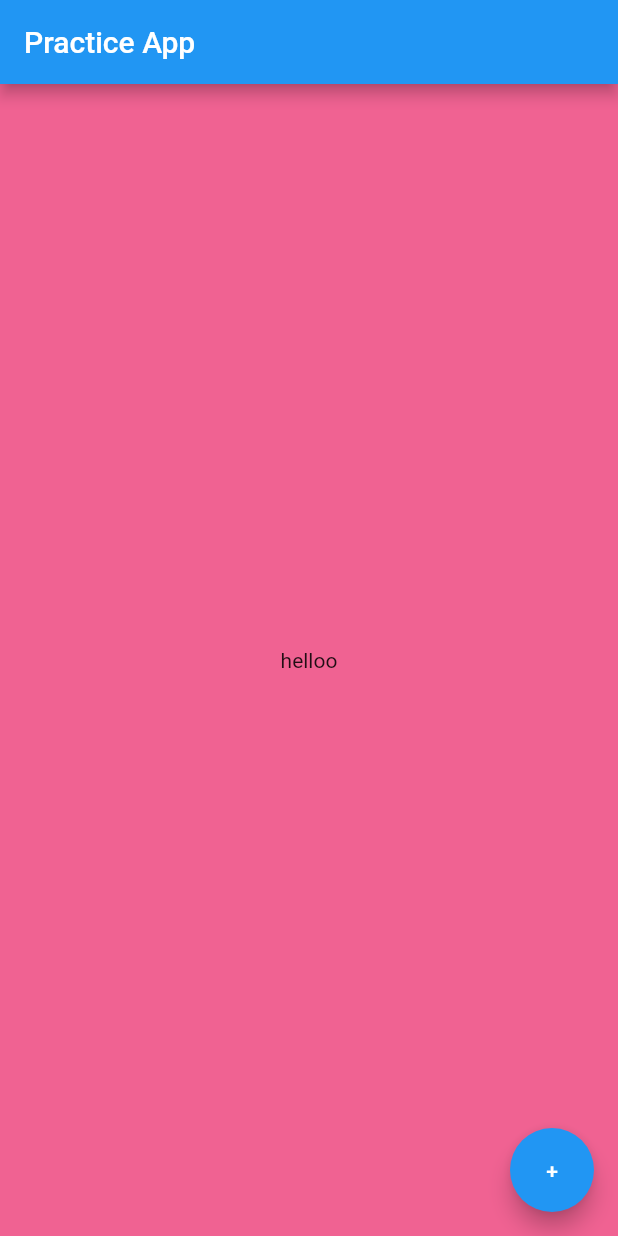
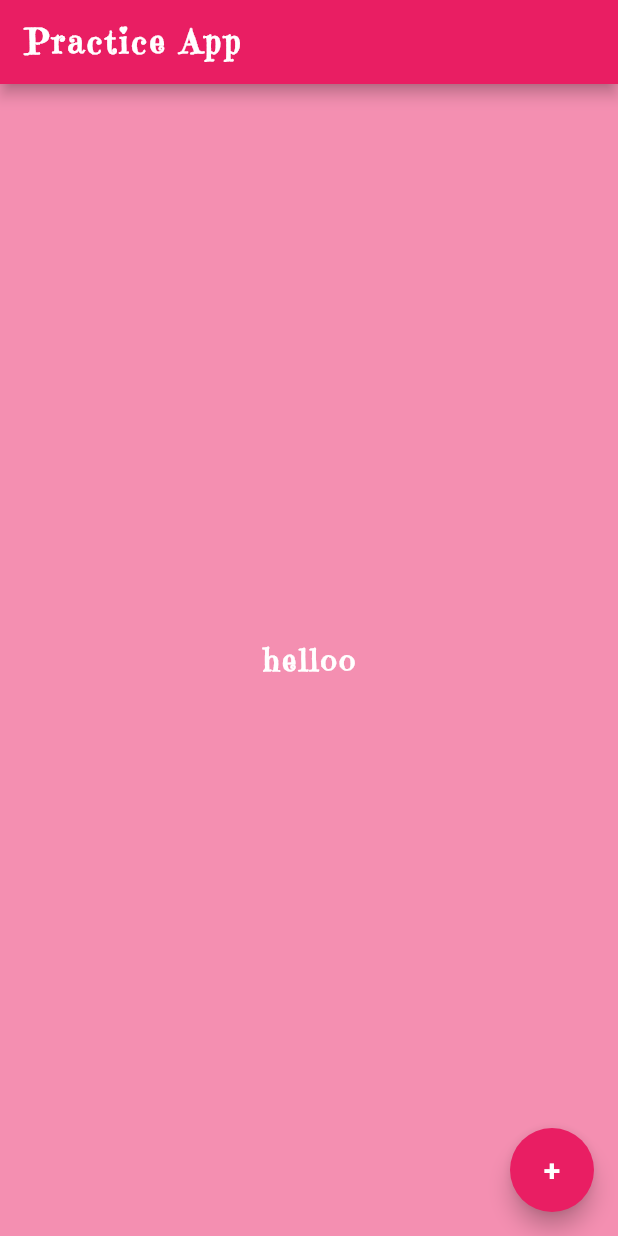
Before and after one commit to bertacsevercan/practice-flutter-app, a Flutter app: the screen it shows after launch, on a phone screen of 412 x 824 dp. Run offline on Flutter 3.47's test engine with Material 2 defaults, Android fonts, the phone set to English and light mode, and no system bars.

Commit message:
add a new font and add text style to app

```diff
--- a/app/lib/main.dart
+++ b/app/lib/main.dart
@@ -7,15 +7,37 @@ class MyApp extends StatelessWidget {
   Widget build(BuildContext context) {
     return MaterialApp(
       home: Scaffold(
-        backgroundColor: Colors.pink[300],
+        backgroundColor: Colors.pink[200],
         appBar: AppBar(
-          title: Text("Practice App"),
+          title: Text(
+            "Practice App",
+            style: TextStyle(
+              fontFamily: "EmilysCandy",
+              fontSize: 22.0,
+              fontWeight: FontWeight.bold,
+              letterSpacing: 2.0,
+            ),
+          ),
+          backgroundColor: Colors.pink,
         ),
         body: Center(
-          child: Text("helloo"),
+          child: Text(
+            "helloo",
+            style: TextStyle(
+                fontSize: 20.0,
+                fontWeight: FontWeight.bold,
+                letterSpacing: 2.0,
+                color: Colors.white,
+                fontFamily: "EmilysCandy"),
+          ),
         ),
         floatingActionButton: FloatingActionButton(
-          child: Text("+"),
+          onPressed: () => null,
+          child: Text(
+            "+",
+            style: TextStyle(fontSize: 20.0, fontWeight: FontWeight.bold),
+          ),
+          backgroundColor: Colors.pink,
         ),
       ),
     );
```
Also changed, not shown: app/pubspec.yaml (+6 -14 lines), app/fonts/EmilysCandy-Regular.ttf (added).
